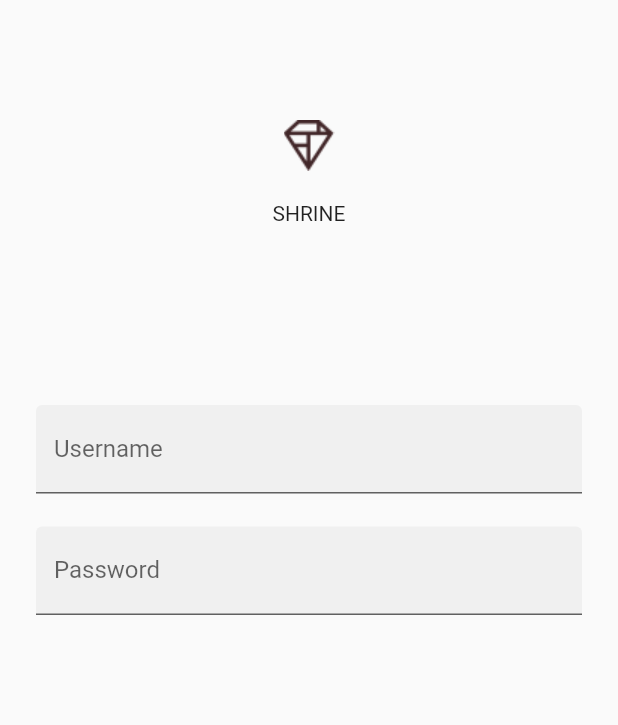
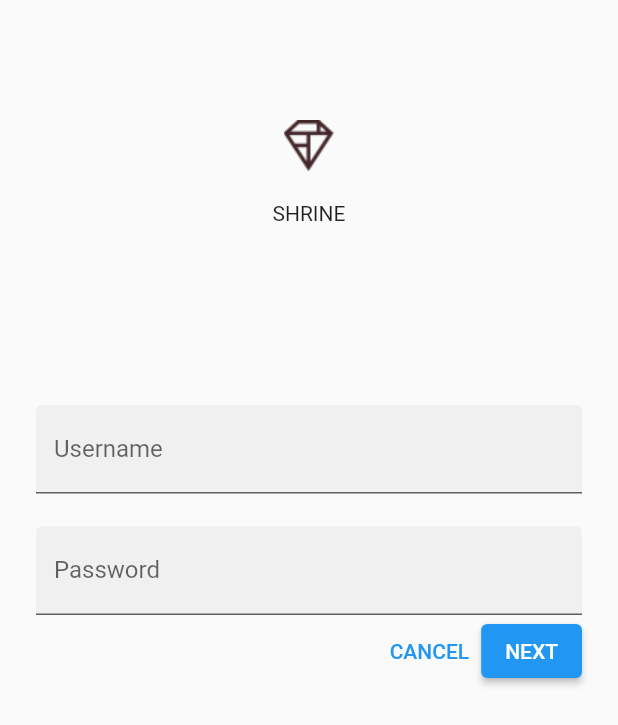
Before and after one commit to abrokwah07/Simple-Flutter-App, a Flutter app: the screen it shows after launch, on a phone screen of 412 x 824 dp. Shown: the top 725 px of the screen. Run offline on Flutter 3.47's test engine with Material 2 defaults, Android fonts, the phone set to English and light mode, and no system bars.

Commit message:
Added buttons

```diff
--- a/lib/login.dart
+++ b/lib/login.dart
@@ -60,6 +60,24 @@ class _LoginPageState extends State<LoginPage> {
             ),
 
             // TODO: Add button bar (101)
+            OverflowBar(
+              alignment: MainAxisAlignment.end,
+              children: <Widget>[
+                //add buttons
+                TextButton(
+                  child: const Text('CANCEL'),
+                  onPressed: () {},
+                ),
+                // TODO: Add an elevation to NEXT (103)
+                // TODO: Add a beveled rectangular border to NEXT (103)
+                ElevatedButton(
+                  child: const Text('NEXT'),
+                  onPressed: () {
+                    //SHOW NEXT PAGE
+                  },
+                )
+              ],
+            )
           ],
         ),
       ),
```
